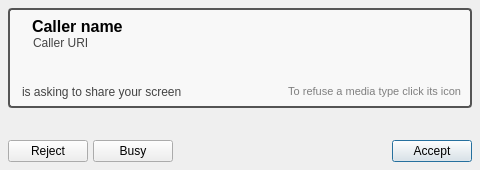
Before: the Qt Designer form resources/incoming_dialog.ui in AGProjects/blink-qt, drawn with Qt 5.
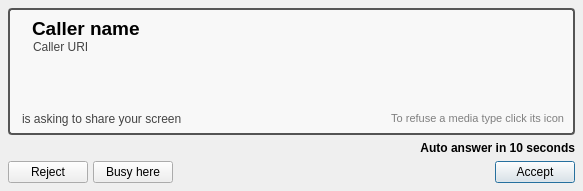
After: the same form once the commit is applied. Icons and pictures are not drawn. Custom widgets are drawn as their Qt base class.

Commit message: Implement auto answer

What changed in the file:
```diff
--- a/resources/incoming_dialog.ui
+++ b/resources/incoming_dialog.ui
@@ -6,20 +6,20 @@
    <rect>
     <x>0</x>
     <y>0</y>
-    <width>480</width>
-    <height>170</height>
+    <width>583</width>
+    <height>191</height>
    </rect>
   </property>
   <property name="minimumSize">
    <size>
     <width>480</width>
-    <height>170</height>
+    <height>188</height>
    </size>
   </property>
   <property name="maximumSize">
    <size>
     <width>16777215</width>
-    <height>170</height>
+    <height>300</height>
    </size>
   </property>
   <property name="windowTitle">
@@ -29,10 +29,7 @@
    <iconset>
     <normaloff>icons/blink48.png</normaloff>icons/blink48.png</iconset>
   </property>
-  <layout class="QVBoxLayout" name="dialog_layout">
-   <property name="spacing">
-    <number>32</number>
-   </property>
+  <layout class="QGridLayout" name="gridLayout">
    <property name="leftMargin">
     <number>8</number>
    </property>
@@ -45,7 +42,7 @@
    <property name="bottomMargin">
     <number>8</number>
    </property>
-   <item>
+   <item row="0" column="0">
     <widget class="QFrame" name="frame">
      <property name="styleSheet">
       <string>QFrame#frame {
@@ -188,7 +185,7 @@
         </property>
         <property name="font">
          <font>
-          <pointsize>12</pointsize>
+          <pointsize>14</pointsize>
           <weight>75</weight>
           <bold>true</bold>
          </font>
@@ -531,7 +528,26 @@
      </layout>
     </widget>
    </item>
-   <item>
+   <item row="1" column="0">
+    <widget class="QLabel" name="auto_answer_label">
+     <property name="enabled">
+      <bool>true</bool>
+     </property>
+     <property name="font">
+      <font>
+       <weight>75</weight>
+       <bold>true</bold>
+      </font>
+     </property>
+     <property name="text">
+      <string>Auto answer in 10 seconds</string>
+     </property>
+     <property name="alignment">
+      <set>Qt::AlignRight|Qt::AlignTrailing|Qt::AlignVCenter</set>
+     </property>
+    </widget>
+   </item>
+   <item row="2" column="0">
     <layout class="QHBoxLayout" name="button_layout">
      <property name="spacing">
       <number>5</number>
@@ -564,7 +580,7 @@
         <string>Refuse the call but leave other devices ringing</string>
        </property>
        <property name="text">
-        <string>Busy</string>
+        <string>Busy here</string>
        </property>
       </widget>
      </item>
```
Left out of the diff: 1 changed line with no effect on the pictures. The commit also changes 8 other files.
